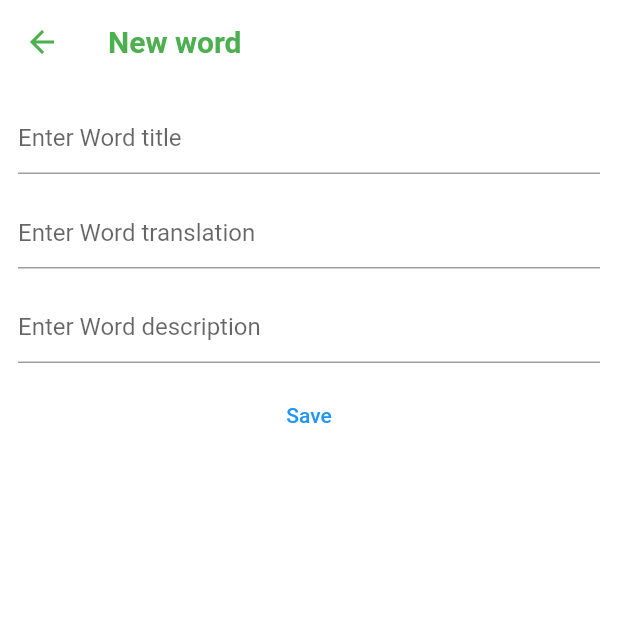
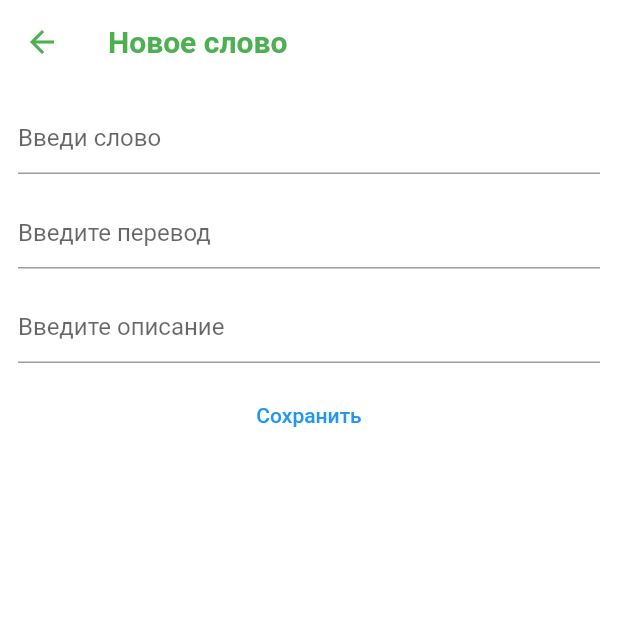
Before and after one commit to sitkat/vortaro, a Flutter app: the screen it shows after launch, after a tap on the "add" icon, on a phone screen of 412 x 824 dp, the top half of it. Run offline on Flutter 3.47's test engine with Material 2 defaults, Android fonts, the light colour scheme and no system bars; our stand-ins replace google_nav_bar, sqflite, sqflite_common_ffi; missing offline and left inert: translator; accounts and stored records are empty; statements that could not run were skipped.

Commit message:
edit text translation

```diff
--- a/lib/screens/create_word_screen.dart
+++ b/lib/screens/create_word_screen.dart
@@ -31,7 +31,7 @@ class _CreateWordState extends State<CreateWord> {
   Widget build(BuildContext context) {
     return Scaffold(
       appBar: AppBar(
-        title: Text('New word'),
+        title: Text('Новое слово'),
       ),
       body: Padding(
         padding: const EdgeInsets.all(12.0),
@@ -39,7 +39,7 @@ class _CreateWordState extends State<CreateWord> {
           child: Column(
             children: <Widget>[
               TextFormField(
-                decoration: InputDecoration(hintText: 'Enter Word title'),
+                decoration: InputDecoration(hintText: 'Введи слово'),
                 onChanged: (value) {
                   setState(() {
                     title = value;
@@ -50,7 +50,7 @@ class _CreateWordState extends State<CreateWord> {
                 height: 15,
               ),
               TextFormField(
-                decoration: InputDecoration(hintText: 'Enter Word translation'),
+                decoration: InputDecoration(hintText: 'Введите перевод'),
                 onChanged: (value) {
                   setState(() {
                     translation = value;
@@ -61,7 +61,7 @@ class _CreateWordState extends State<CreateWord> {
                 height: 15,
               ),
               TextFormField(
-                decoration: InputDecoration(hintText: 'Enter Word description'),
+                decoration: InputDecoration(hintText: 'Введите описание'),
                 onChanged: (value) {
                   setState(() {
                     description = value;
@@ -75,7 +75,7 @@ class _CreateWordState extends State<CreateWord> {
                 width: 350,
                 height: 40,
                 child: TextButton(
-                  child: Text('Save'),
+                  child: Text('Сохранить'),
                   onPressed: () async {
                     await helper.onCreateWord(Word(
                         edition: DateTime.now()
--- a/lib/screens/detail_word_screen.dart
+++ b/lib/screens/detail_word_screen.dart
@@ -14,7 +14,7 @@ class DetailWord extends StatelessWidget {
     Utils utils = Utils();
     return Scaffold(
       appBar: AppBar(
-        title: Text('Word Details'),
+        title: Text('Информация'),
       ),
       body: Padding(
         padding: const EdgeInsets.all(12.0),
@@ -34,7 +34,7 @@ class DetailWord extends StatelessWidget {
             if (word.description != "null") Text(utils.stressWord(word.description)),
             Container(
               child: TextButton(
-                child: Text('Edit'),
+                child: Text('Изменить'),
                 onPressed: () {
                   Navigator.pushNamed(context, updateWordRoute,
                       arguments: WordRouteArguments(wordArguments: word));
--- a/lib/screens/home_screen.dart
+++ b/lib/screens/home_screen.dart
@@ -85,8 +85,8 @@ class _HomeScreenState extends State<HomeScreen> {
                 });
               },
               decoration: InputDecoration(
-                hintText: 'Search...',
-                labelText: 'Search',
+                hintText: 'Поиск...',
+                labelText: 'Поиск',
                 labelStyle: const TextStyle(color: Colors.black38),
                 prefixIcon: const Icon(
                   Icons.search,
```
